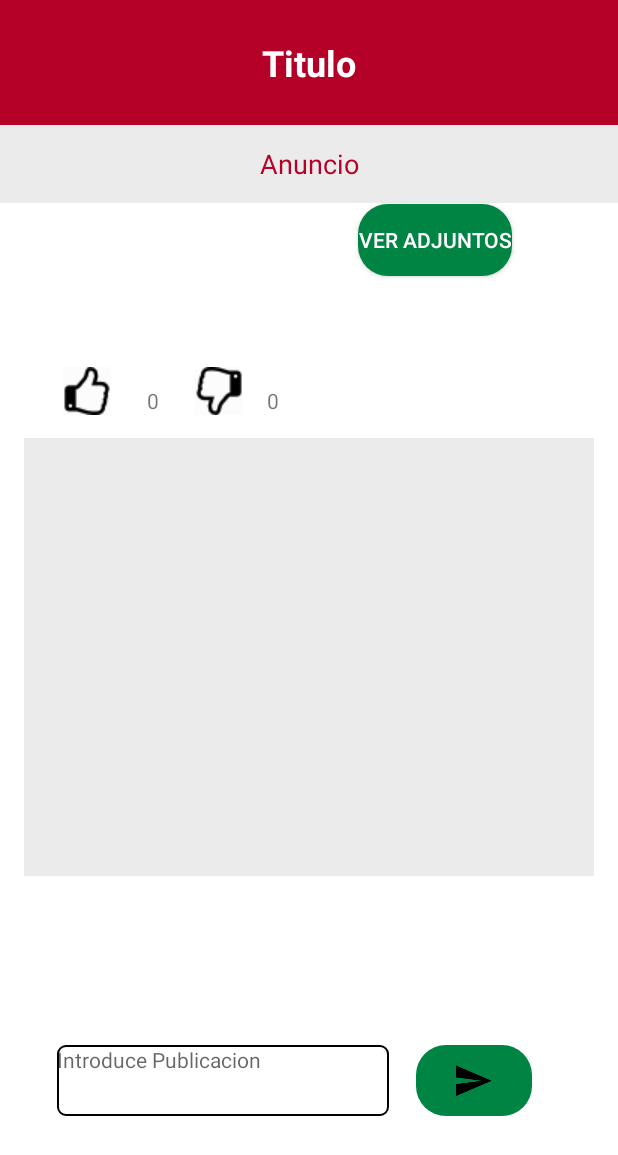
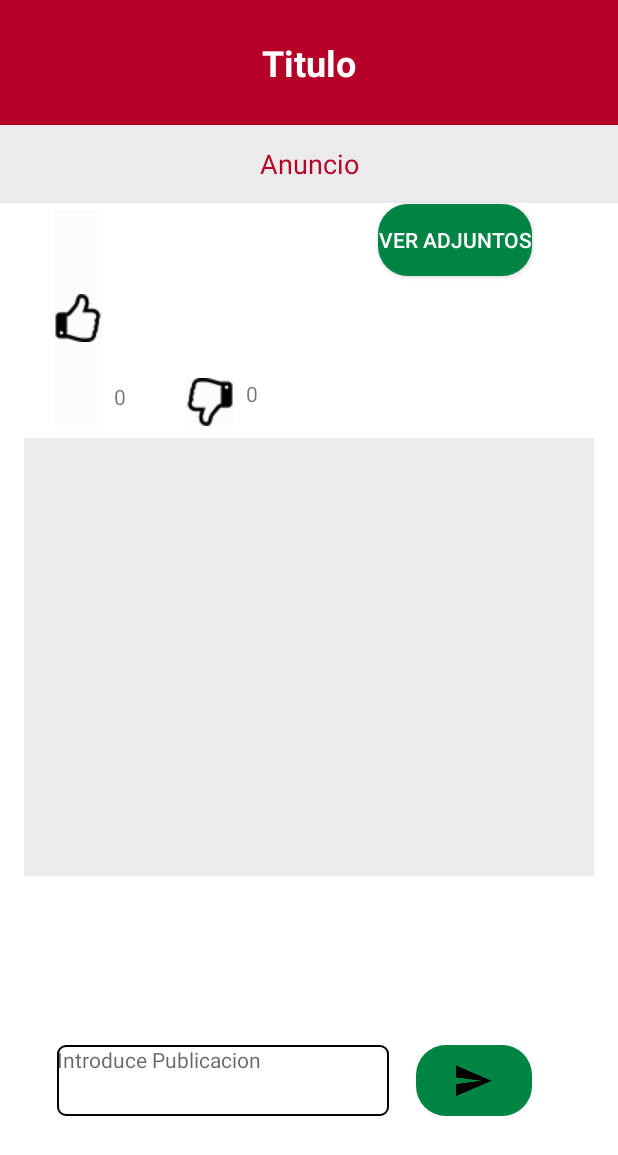
Before and after one commit to nelagalvez1984/AppIncarlopsa, an Android app: the layout activity_vpublicacion.xml on its own in the app's theme, with its tools: preview values and no code run, on a phone screen of 412 x 824 dp. Shown: the top 1155 px of the screen. Run offline under Robolectric (Android 15) with nearby library versions, the light colour scheme and no system bars.

Commit message:
cambios vpublicacion ataeros

```diff
--- a/app/src/main/res/layout/activity_vpublicacion.xml
+++ b/app/src/main/res/layout/activity_vpublicacion.xml
@@ -11,31 +11,41 @@
         android:id="@+id/txtContadorNoGustaPublicacion2"
         android:layout_width="wrap_content"
         android:layout_height="wrap_content"
-        android:layout_marginStart="16dp"
+        android:layout_marginBottom="20dp"
+        android:layout_marginEnd="60dp"
+        android:layout_marginStart="8dp"
         android:text="0"
-        app:layout_constraintBottom_toBottomOf="@+id/imgNogustaPublicacion"
+        app:layout_constraintBottom_toTopOf="@+id/recyPublicacion"
+        app:layout_constraintEnd_toStartOf="@+id/btnAdjuntosPublicacion"
+        app:layout_constraintHorizontal_bias="0.0"
         app:layout_constraintStart_toEndOf="@+id/imgNogustaPublicacion" />
 
     <ImageButton
         android:id="@+id/imgGustaPublicacion"
         android:layout_width="wrap_content"
         android:layout_height="0dp"
-        android:layout_marginStart="26dp"
+        android:layout_marginBottom="8dp"
+        android:layout_marginStart="36dp"
+        android:layout_marginTop="140dp"
         android:background="@color/cardview_shadow_end_color"
-        app:layout_constraintBottom_toBottomOf="@+id/imgNogustaPublicacion"
-        app:layout_constraintStart_toStartOf="@+id/recyPublicacion"
-        app:layout_constraintTop_toTopOf="@+id/imgNogustaPublicacion"
+        app:layout_constraintBottom_toTopOf="@+id/recyPublicacion"
+        app:layout_constraintStart_toStartOf="parent"
+        app:layout_constraintTop_toTopOf="parent"
+        app:layout_constraintVertical_bias="0.0"
         app:srcCompat="@drawable/me_gusta_web" />
 
     <ImageButton
         android:id="@+id/imgNogustaPublicacion"
         android:layout_width="wrap_content"
         android:layout_height="wrap_content"
-        android:layout_marginBottom="15dp"
-        android:layout_marginStart="24dp"
+        android:layout_marginBottom="8dp"
+        android:layout_marginStart="56dp"
+        android:layout_marginTop="140dp"
         android:background="@color/cardview_shadow_end_color"
         app:layout_constraintBottom_toTopOf="@+id/recyPublicacion"
-        app:layout_constraintStart_toEndOf="@+id/txtContadorGustaPublicacion"
+        app:layout_constraintStart_toEndOf="@+id/imgGustaPublicacion"
+        app:layout_constraintTop_toTopOf="parent"
+        app:layout_constraintVertical_bias="1.0"
         app:srcCompat="@drawable/no_me_gusta_web" />
 
     <ImageButton
@@ -52,25 +62,27 @@
 
     <TextView
         android:id="@+id/txtContadorGustaPublicacion"
-        android:layout_width="wrap_content"
-        android:layout_height="wrap_content"
-        android:layout_marginStart="82dp"
+        android:layout_width="8dp"
+        android:layout_height="21dp"
+        android:layout_marginBottom="16dp"
+        android:layout_marginEnd="52dp"
+        android:layout_marginStart="8dp"
         android:text="0"
-        app:layout_constraintBottom_toBottomOf="@+id/imgGustaPublicacion"
-        app:layout_constraintStart_toStartOf="@+id/recyPublicacion" />
+        app:layout_constraintBottom_toTopOf="@+id/recyPublicacion"
+        app:layout_constraintEnd_toStartOf="@+id/imgNogustaPublicacion"
+        app:layout_constraintHorizontal_bias="0.0"
+        app:layout_constraintStart_toEndOf="@+id/imgGustaPublicacion" />
 
     <Button
         android:id="@+id/btnAdjuntosPublicacion"
         android:layout_width="wrap_content"
         android:layout_height="wrap_content"
         android:layout_marginEnd="41dp"
-        android:layout_marginStart="39dp"
         android:layout_marginTop="136dp"
         android:background="@drawable/custom_image_button"
         android:text="Ver Adjuntos"
         android:textColor="@color/colorWhiteFondos"
         app:layout_constraintEnd_toEndOf="@+id/recyPublicacion"
-        app:layout_constraintStart_toEndOf="@+id/txtContadorNoGustaPublicacion2"
         app:layout_constraintTop_toTopOf="parent" />
 
     <TextView
```
